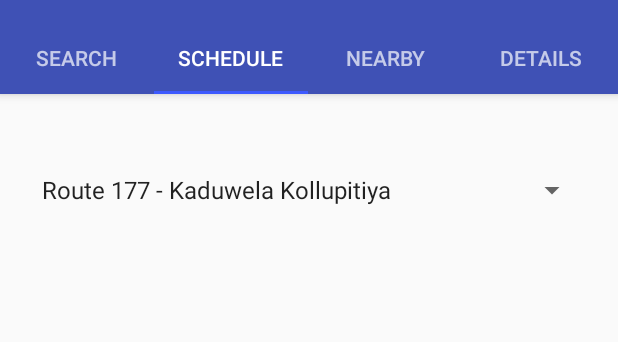
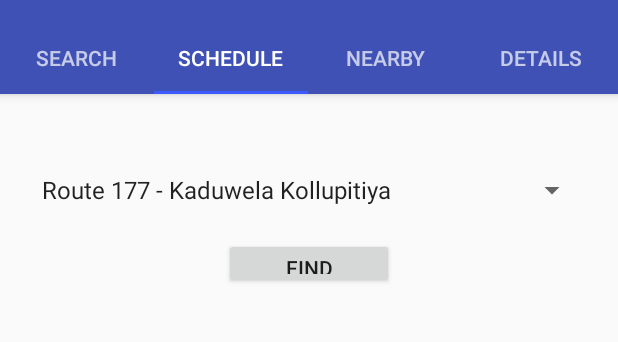
Before and after one commit to MLBCoders/MyBus, an Android app: the screen it shows after launch (MainActivity), tab 2 chosen, on a phone screen of 412 x 824 dp, the part 74-416 px from its top. Run offline under Robolectric (Android 15) with nearby library versions, the phone set to English and light mode, and no system bars; our stand-ins replace ButterKnife.

Commit message:
Setting for schedule

```diff
--- a/app/src/main/res/layout/fragment_schedule.xml
+++ b/app/src/main/res/layout/fragment_schedule.xml
@@ -4,6 +4,9 @@
     android:layout_height="match_parent"
     tools:context="lk.mlbcoders.mybus.ScheduleFragment">
 
+<LinearLayout android:layout_width="match_parent"
+    android:layout_height="130dp"
+    android:orientation="vertical">
     <Spinner
         android:id="@+id/spinner"
         android:layout_width="match_parent"
@@ -17,4 +20,26 @@
         android:checkMark="?android:attr/listChoiceIndicatorSingle"
         android:gravity="center_vertical"/>
 
+    <Button
+        android:id="@+id/btn_find"
+        android:layout_width="113dp"
+        android:layout_height="wrap_content"
+        android:layout_gravity="center"
+        android:layout_marginTop="20dp"
+        android:gravity="center"
+        android:text="Find" />
+    </LinearLayout>
+    <LinearLayout
+        android:layout_width="match_parent"
+        android:layout_height="match_parent"
+        android:orientation="vertical">
+
+        <TextView
+            android:id="@+id/display_result"
+            android:layout_width="match_parent"
+            android:layout_height="match_parent"
+            android:layout_marginLeft="20dp"
+            android:layout_marginRight="20dp"
+            android:visibility="visible" />
+    </LinearLayout>
 </FrameLayout>
```
